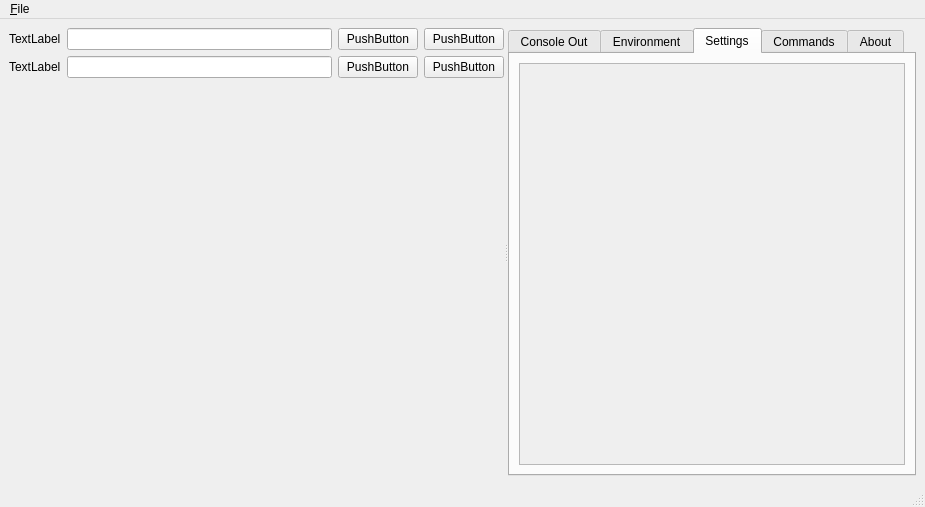
Before: the Qt Designer form MainWindow.ui in jplozf/ephemeeus, drawn with Qt 5.
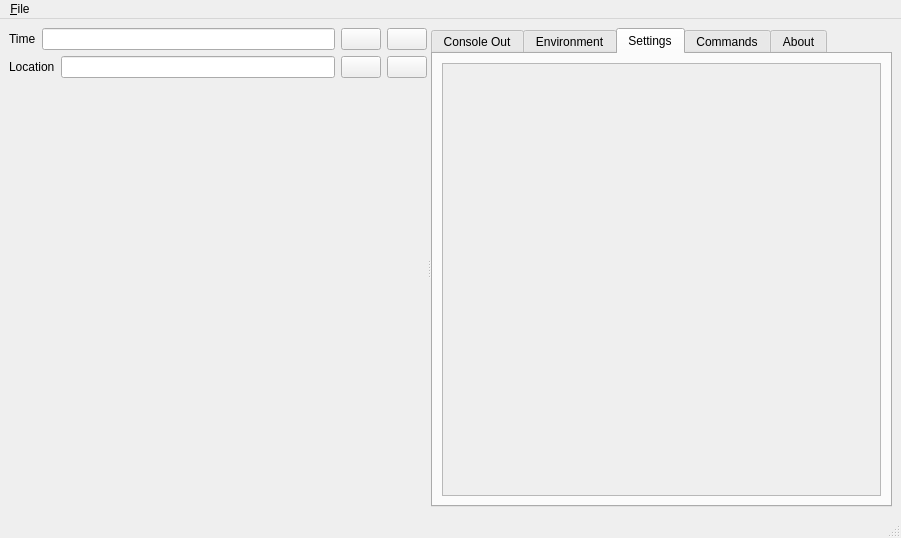
After: the same form once the commit is applied. The open tabs and pages were chosen to show the change. Icons and pictures are not drawn.

```diff
--- a/MainWindow.ui
+++ b/MainWindow.ui
@@ -6,8 +6,8 @@
    <rect>
     <x>0</x>
     <y>0</y>
-    <width>925</width>
-    <height>507</height>
+    <width>901</width>
+    <height>538</height>
    </rect>
   </property>
   <property name="windowTitle">
@@ -27,7 +27,7 @@
           <item>
            <widget class="QLabel" name="label">
             <property name="text">
-             <string>TextLabel</string>
+             <string>Time</string>
             </property>
            </widget>
           </item>
@@ -37,14 +37,18 @@
           <item>
            <widget class="QPushButton" name="pushButton">
             <property name="text">
-             <string>PushButton</string>
+             <string/>
+            </property>
+            <property name="icon">
+             <iconset theme="appointment-soon">
+              <normaloff>.</normaloff>.</iconset>
             </property>
            </widget>
           </item>
           <item>
            <widget class="QPushButton" name="pushButton_2">
             <property name="text">
-             <string>PushButton</string>
+             <string/>
             </property>
            </widget>
           </item>
@@ -55,7 +59,7 @@
           <item>
            <widget class="QLabel" name="label_2">
             <property name="text">
-             <string>TextLabel</string>
+             <string>Location</string>
             </property>
            </widget>
           </item>
@@ -65,14 +69,14 @@
           <item>
            <widget class="QPushButton" name="pushButton_3">
             <property name="text">
-             <string>PushButton</string>
+             <string/>
             </property>
            </widget>
           </item>
           <item>
            <widget class="QPushButton" name="pushButton_4">
             <property name="text">
-             <string>PushButton</string>
+             <string/>
             </property>
            </widget>
           </item>
@@ -139,8 +143,8 @@
              <rect>
               <x>0</x>
               <y>0</y>
-              <width>98</width>
-              <height>28</height>
+              <width>441</width>
+              <height>427</height>
              </rect>
             </property>
            </widget>
@@ -182,8 +186,8 @@
     <rect>
      <x>0</x>
      <y>0</y>
-     <width>925</width>
-     <height>22</height>
+     <width>901</width>
+     <height>21</height>
     </rect>
    </property>
    <widget class="QMenu" name="menu_File">
```
Left out of the diff: 24 changed lines with no effect on the pictures.
